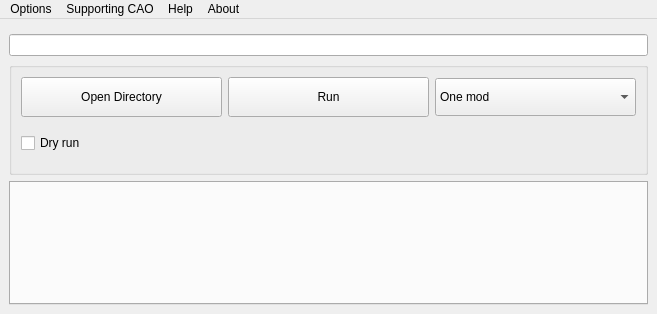
Above: src/gui/MainWindow.ui from Jyggalag999/FNV-CAO before the change. Below: the same form after it.
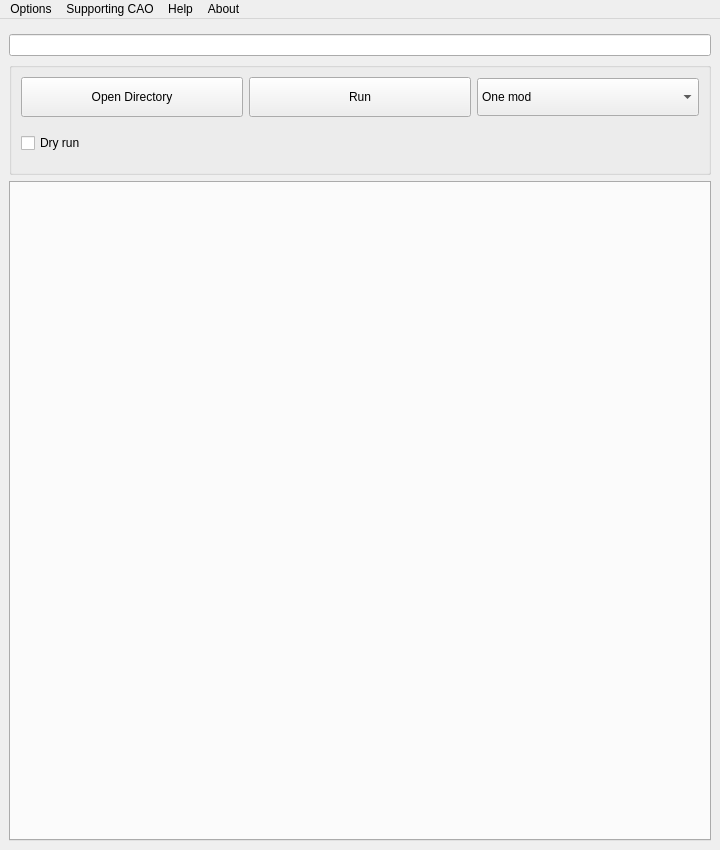
That is the form after the change.

Commit message: Skip Level Selector at startup; fix Pattern-row spacing; restore hidden module tabs

Diff of the .ui file:
```diff
--- a/src/gui/MainWindow.ui
+++ b/src/gui/MainWindow.ui
@@ -6,8 +6,8 @@
    <rect>
     <x>0</x>
     <y>0</y>
-    <width>657</width>
-    <height>314</height>
+    <width>720</width>
+    <height>850</height>
    </rect>
   </property>
   <property name="sizePolicy">
```
The commit also changes 2 other files.
